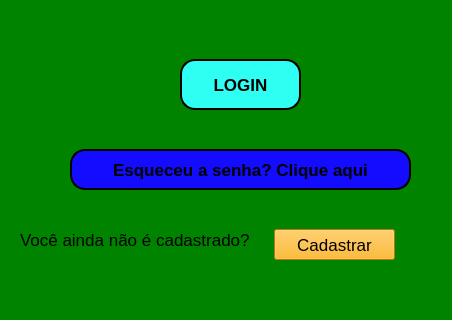
Qt form primeira_tela.ui (thiagoxavieraguilar/Authentication_Firebase_Pyqt5) before a commit; both pictures show x 0 to 452 and y 231 to 551 of the 452 by 551 pixel window.
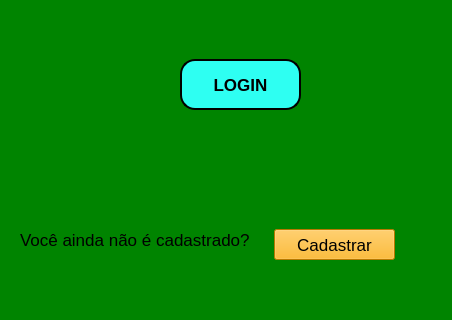
The same form after that commit. Icons and pictures are not drawn.

```diff
--- a/primeira_tela.ui
+++ b/primeira_tela.ui
@@ -181,33 +181,6 @@
      <string/>
     </property>
    </widget>
-   <widget class="QPushButton" name="pushButton_3">
-    <property name="geometry">
-     <rect>
-      <x>70</x>
-      <y>380</y>
-      <width>341</width>
-      <height>41</height>
-     </rect>
-    </property>
-    <property name="font">
-     <font>
-      <pointsize>13</pointsize>
-      <weight>75</weight>
-      <bold>true</bold>
-     </font>
-    </property>
-    <property name="styleSheet">
-     <string notr="true">background-color: rgb(20, 12, 255);
-border-style: outset;
-border-width: 2px;
-border-radius: 15px;
-border-color: black;</string>
-    </property>
-    <property name="text">
-     <string>Esqueceu a senha? Clique aqui</string>
-    </property>
-   </widget>
    <zorder>label_3</zorder>
    <zorder>label_2</zorder>
    <zorder>pushButton</zorder>
```
Left out of the diff: 1 changed line with no effect on the pictures.
